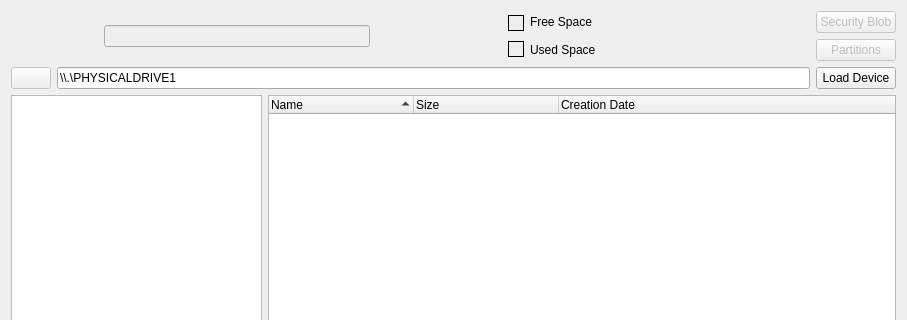
This is Velocity/deviceviewer.ui in hetelek/Velocity as Qt 5 draws it before an edit; both pictures show x 0 to 907 and y 0 to 320 of the 907 by 523 pixel window. The edited form follows.
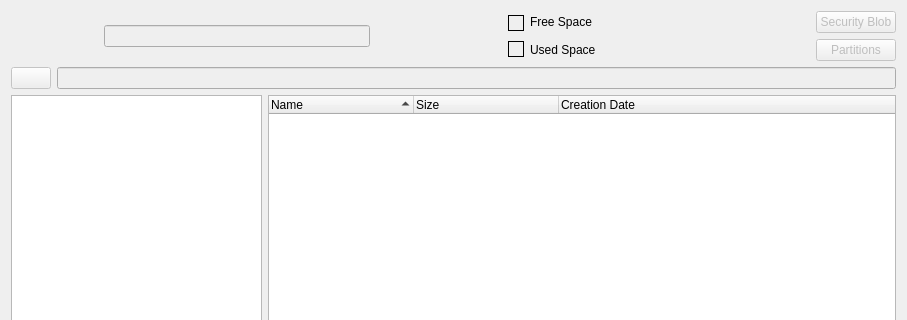
This is the edited form. Icons and pictures are not drawn. Custom widgets are drawn as their Qt base class.

Commit message: Program shows progress when loading devices

Diff of the .ui file:
```diff
--- a/Velocity/deviceviewer.ui
+++ b/Velocity/deviceviewer.ui
@@ -252,15 +252,11 @@
            </item>
            <item>
             <widget class="QLineEdit" name="txtPath">
-             <property name="text">
-              <string>\\.\PHYSICALDRIVE1</string>
+             <property name="enabled">
+              <bool>false</bool>
              </property>
-            </widget>
-           </item>
-           <item>
-            <widget class="QPushButton" name="pushButton">
              <property name="text">
-              <string>Load Device</string>
+              <string/>
              </property>
             </widget>
            </item>
```
The commit also changes 5 other files.
